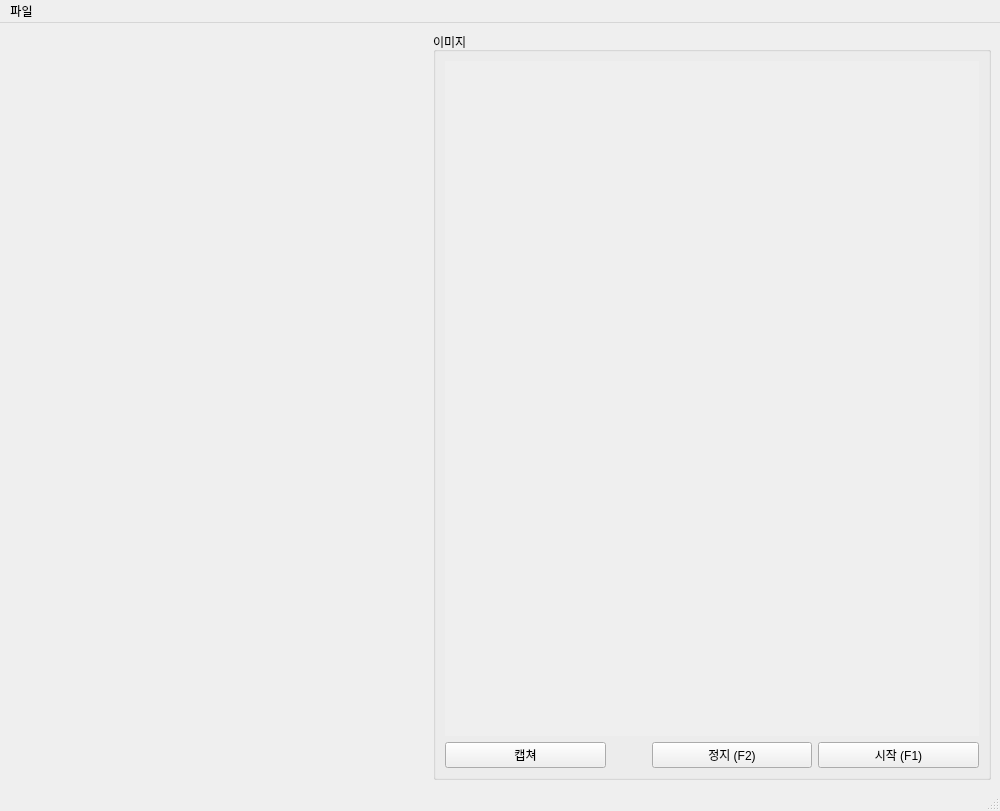
First picture: the form in ui/main_window.ui, repository gyuha/capture-macro2, before the edit.
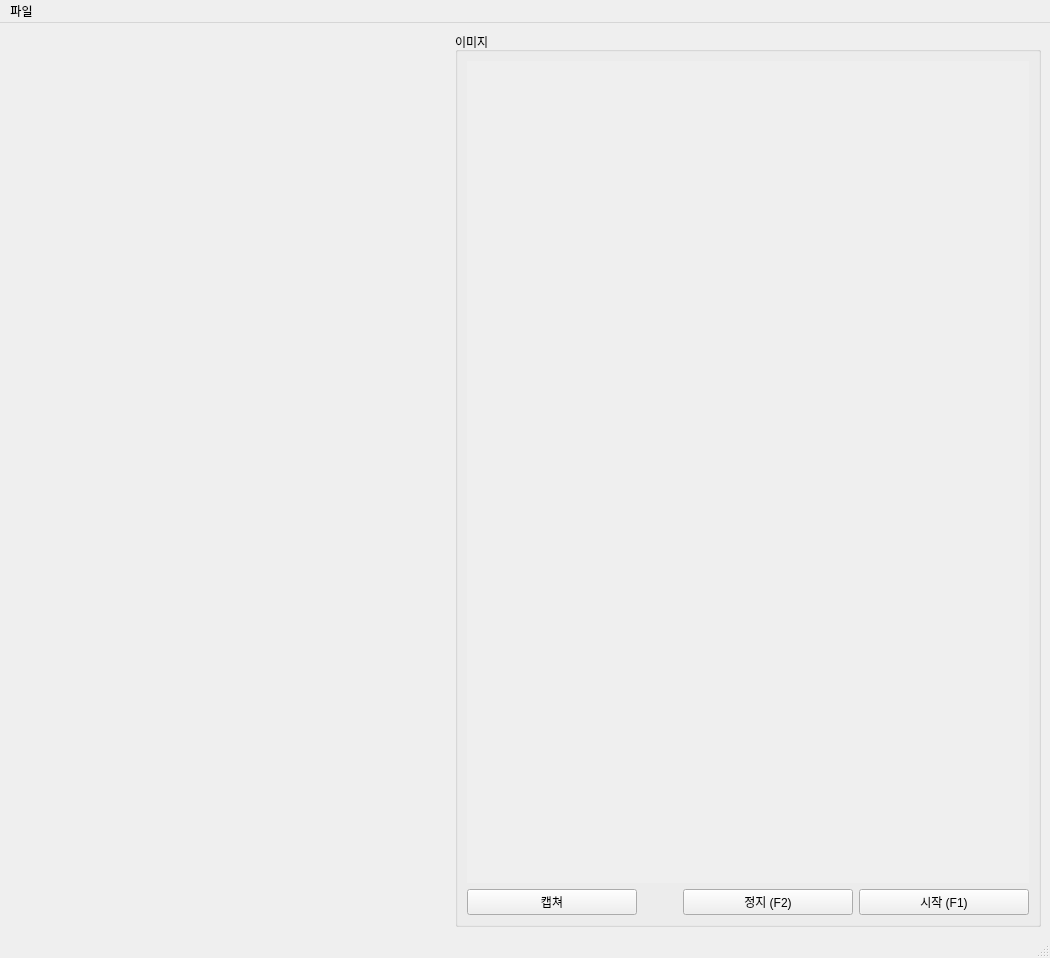
Second picture: the form after the edit. Custom widgets are drawn as their Qt base class.

What changed in the file:
```diff
--- a/ui/main_window.ui
+++ b/ui/main_window.ui
@@ -6,8 +6,8 @@
    <rect>
     <x>0</x>
     <y>0</y>
-    <width>928</width>
-    <height>811</height>
+    <width>1050</width>
+    <height>958</height>
    </rect>
   </property>
   <property name="windowTitle">
@@ -16,7 +16,7 @@
   <widget class="QWidget" name="centralwidget">
    <property name="minimumSize">
     <size>
-     <width>1000</width>
+     <width>1050</width>
      <height>0</height>
     </size>
    </property>
@@ -163,7 +163,7 @@
     <rect>
      <x>0</x>
      <y>0</y>
-     <width>928</width>
+     <width>1050</width>
      <height>33</height>
     </rect>
    </property>
```
